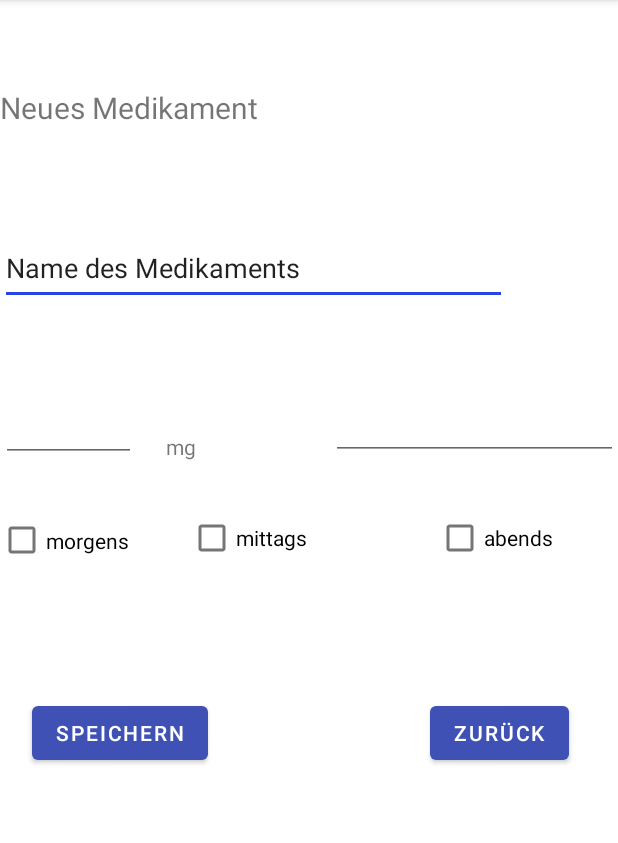
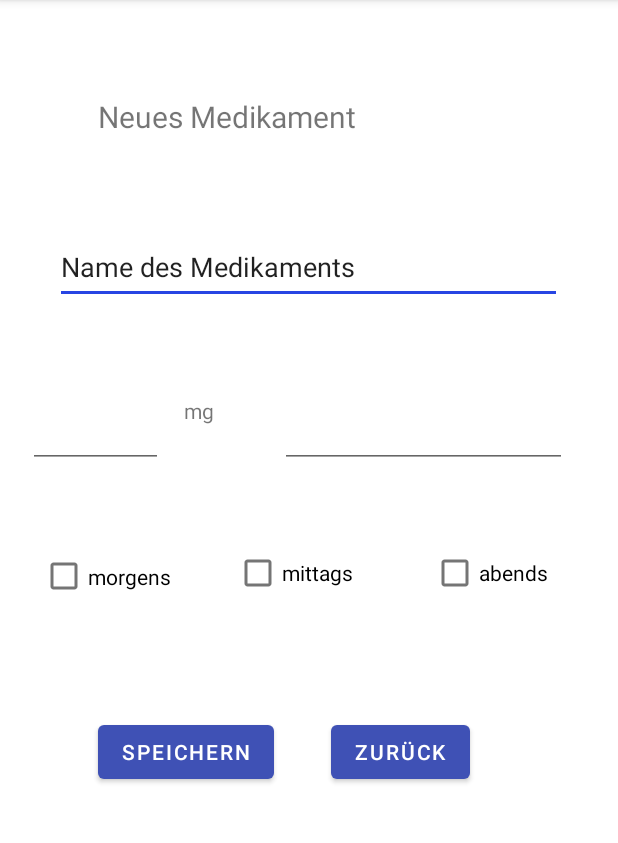
Before and after one commit to janexxlane/pawsitivehealth3005, an Android app: the neuesMedikament screen opened directly, with no data from a screen before it, on a phone screen of 412 x 824 dp, the part 84-927 px from its top. Run offline under Robolectric (Android 15) with nearby library versions, the phone set to English and light mode, and no system bars.

```diff
--- a/app/src/main/AndroidManifest.xml
+++ b/app/src/main/AndroidManifest.xml
@@ -2,8 +2,9 @@
 <manifest xmlns:android="http://schemas.android.com/apk/res/android"
     xmlns:tools="http://schemas.android.com/tools">
 
-    <uses-permission android:name="android.permission.CAMERA"/>
+    <uses-permission android:name="android.permission.CAMERA" />
 
+    <uses-feature android:name="android.hardware.camera" />
     <uses-permission android:name="android.permission.WRITE_EXTERNAL_STORAGE"/>
 
     <application
--- a/app/src/main/java/com/example/pawsitivehealth3005/Database/ArztpraxisDatabase.java
+++ b/app/src/main/java/com/example/pawsitivehealth3005/Database/ArztpraxisDatabase.java
@@ -5,7 +5,7 @@ import androidx.room.Database;
 import androidx.room.Room;
 import androidx.room.RoomDatabase;
 
-@Database(entities ={ArztpraxisEntity.class}, version=1)
+@Database(entities ={ArztpraxisEntity.class}, version=2)
 public abstract class ArztpraxisDatabase extends RoomDatabase {
 
     private static ArztpraxisDatabase arztpraxisDatabase;
--- a/app/src/main/java/com/example/pawsitivehealth3005/Database/MedikamenteDatabase.java
+++ b/app/src/main/java/com/example/pawsitivehealth3005/Database/MedikamenteDatabase.java
@@ -7,7 +7,7 @@ import androidx.room.RoomDatabase;
 
 import com.example.pawsitivehealth3005.Datum_heute;
 
-@Database(entities = {MedikamenteEntity.class},version=1)
+@Database(entities = {MedikamenteEntity.class},version=2)
 public abstract class MedikamenteDatabase extends RoomDatabase{
     private static MedikamenteDatabase medikamenteDatabase;
     public abstract MedikamenteDAO medikamenteDAO();
--- a/app/src/main/java/com/example/pawsitivehealth3005/Database/SpaziergängeDatabase.java
+++ b/app/src/main/java/com/example/pawsitivehealth3005/Database/SpaziergängeDatabase.java
@@ -5,7 +5,7 @@ import androidx.room.Database;
 import androidx.room.Room;
 import androidx.room.RoomDatabase;
 
-@Database(entities={SpaziergängeEntity.class},version=1)
+@Database(entities={SpaziergängeEntity.class},version=2)
 public abstract class SpaziergängeDatabase extends RoomDatabase{
 
     private static SpaziergängeDatabase spaziergängeDatabase;
--- a/app/src/main/java/com/example/pawsitivehealth3005/Database/SpaziergängeEntity.java
+++ b/app/src/main/java/com/example/pawsitivehealth3005/Database/SpaziergängeEntity.java
@@ -8,7 +8,7 @@ public class SpaziergängeEntity {
 
 
 
-    @PrimaryKey
+    @PrimaryKey(autoGenerate = true)
     private int id;
     private String spaziergangName;
     private String stepCount;
--- a/app/src/main/java/com/example/pawsitivehealth3005/Database/StammdatenDatabase.java
+++ b/app/src/main/java/com/example/pawsitivehealth3005/Database/StammdatenDatabase.java
@@ -9,7 +9,7 @@ import androidx.room.RoomDatabase;
 import com.example.pawsitivehealth3005.Datum_heute;
 
 
-@Database(entities = {StammdatenEntity.class}, version = 1)
+@Database(entities = {StammdatenEntity.class}, version = 2)
 public abstract class StammdatenDatabase extends RoomDatabase {
     private static StammdatenDatabase stammdatenDatabase;
 
--- a/app/src/main/java/com/example/pawsitivehealth3005/neuesMedikament.java
+++ b/app/src/main/java/com/example/pawsitivehealth3005/neuesMedikament.java
@@ -15,14 +15,19 @@ public class neuesMedikament extends AppCompatActivity {
         super.onCreate(savedInstanceState);
         setContentView(R.layout.activity_neues_medikament);
 
-        //Speichern von Name
-        EditText medikamentenName= findViewById(R.id.name);
+        // Speichern von Name
+        EditText medikamentenName = findViewById(R.id.name);
         String mediNameString = medikamentenName.getText().toString();
-        //Speichern von mg
+
+        // Speichern von mg
         EditText editTextNumberSigned = findViewById(R.id.editTextNumberSigned);
-        int mgAngabe = Integer.parseInt(editTextNumberSigned.getText().toString());
+        String mgAngabeString = editTextNumberSigned.getText().toString();
+        int mgAngabe = 0;
+        if (!mgAngabeString.isEmpty()) {
+            mgAngabe = Integer.parseInt(mgAngabeString);
+        }
 
-        //Speichern von Häufigkeit
+        // Speichern von Häufigkeit
         CheckBox morgenCheck = findViewById(R.id.morgensCheck);
         boolean isChecked = morgenCheck.isChecked();
         CheckBox mittagCheck = findViewById(R.id.mittagsCheck);
@@ -30,25 +35,23 @@ public class neuesMedikament extends AppCompatActivity {
         CheckBox abendCheck = findViewById(R.id.abendsCheck);
         boolean isChecked3 = abendCheck.isChecked();
 
-
         Button saveBtn = findViewById(R.id.saveButton);
+        int finalMgAngabe = mgAngabe;
         saveBtn.setOnClickListener(view -> {
-            //Schickt in datum_heute
+            // Schickt in datum_heute
             Intent myintent = new Intent(neuesMedikament.this, Datum_heute.class);
             myintent.putExtra("mediNameString", mediNameString);
-            myintent.putExtra("MediDosisInt", mgAngabe);
+            myintent.putExtra("MediDosisInt", finalMgAngabe);
             myintent.putExtra("checkbox_status_morgens", isChecked);
-            myintent.putExtra("checkbox_status_morgens", isChecked2);
-            myintent.putExtra("checkbox_status_morgens", isChecked3);
-             startActivity(myintent);
-
+            myintent.putExtra("checkbox_status_mittags", isChecked2);
+            myintent.putExtra("checkbox_status_abends", isChecked3);
+            startActivity(myintent);
         });
 
         Button backBtn = findViewById(R.id.backButton);
         backBtn.setOnClickListener(view -> {
-
-            Intent myintent = new Intent(this, com.example.pawsitivehealth3005.Datum_heute.class);
+            Intent myintent = new Intent(this, Datum_heute.class);
             startActivity(myintent);
         });
-
-    }}
+    }
+}
--- /dev/null
+++ b/app/src/main/res/drawable/camera.xml
@@ -0,0 +1,6 @@
+<vector android:height="24dp" android:tint="#000000"
+    android:viewportHeight="24" android:viewportWidth="24"
+    android:width="24dp" xmlns:android="http://schemas.android.com/apk/res/android">
+    <path android:fillColor="@android:color/white" android:pathData="M12,12m-3.2,0a3.2,3.2 0,1 1,6.4 0a3.2,3.2 0,1 1,-6.4 0"/>
+    <path android:fillColor="@android:color/white" android:pathData="M9,2L7.17,4L4,4c-1.1,0 -2,0.9 -2,2v12c0,1.1 0.9,2 2,2h16c1.1,0 2,-0.9 2,-2L22,6c0,-1.1 -0.9,-2 -2,-2h-3.17L15,2L9,2zM12,17c-2.76,0 -5,-2.24 -5,-5s2.24,-5 5,-5 5,2.24 5,5 -2.24,5 -5,5z"/>
+</vector>
--- a/app/src/main/res/layout/activity_neues_medikament.xml
+++ b/app/src/main/res/layout/activity_neues_medikament.xml
@@ -10,10 +10,12 @@
         android:id="@+id/überschrift"
         android:layout_width="273dp"
         android:layout_height="50dp"
-        android:layout_marginTop="58dp"
+        android:layout_marginTop="64dp"
         android:elegantTextHeight="true"
         android:text="Neues Medikament "
         android:textSize="20sp"
+        app:layout_constraintEnd_toEndOf="parent"
+        app:layout_constraintHorizontal_bias="0.471"
         app:layout_constraintStart_toStartOf="parent"
         app:layout_constraintTop_toTopOf="parent" />
 
@@ -21,102 +23,112 @@
         android:id="@+id/name"
         android:layout_width="338dp"
         android:layout_height="49dp"
-        android:layout_marginTop="46dp"
         android:ems="10"
         android:inputType="textPersonName"
         android:text="Name des Medikaments"
+        app:layout_constraintBottom_toBottomOf="parent"
+        app:layout_constraintEnd_toEndOf="parent"
+        app:layout_constraintHorizontal_bias="0.493"
         app:layout_constraintStart_toStartOf="parent"
-        app:layout_constraintTop_toBottomOf="@+id/überschrift" />
+        app:layout_constraintTop_toBottomOf="@+id/überschrift"
+        app:layout_constraintVertical_bias="0.065" />
 
     <EditText
         android:id="@+id/editTextNumberSigned"
         android:layout_width="90dp"
         android:layout_height="48dp"
-        android:layout_marginEnd="20dp"
         android:ems="10"
         android:inputType="numberSigned"
         app:layout_constraintBottom_toBottomOf="parent"
-        app:layout_constraintEnd_toStartOf="@+id/anzeigeMg"
+        app:layout_constraintEnd_toEndOf="@+id/editTextDate2"
+        app:layout_constraintHorizontal_bias="0.065"
         app:layout_constraintStart_toStartOf="parent"
         app:layout_constraintTop_toTopOf="parent"
-        app:layout_constraintVertical_bias="0.361" />
+        app:layout_constraintVertical_bias="0.367" />
 
     <TextView
         android:id="@+id/anzeigeMg"
         android:layout_width="42dp"
         android:layout_height="44dp"
-        android:layout_marginEnd="68dp"
-        android:layout_marginBottom="436dp"
         android:text="mg"
         app:layout_constraintBottom_toBottomOf="parent"
-        app:layout_constraintEnd_toStartOf="@+id/editTextDate2" />
+        app:layout_constraintEnd_toEndOf="@+id/editTextDate2"
+        app:layout_constraintHorizontal_bias="0.061"
+        app:layout_constraintStart_toEndOf="@+id/editTextNumberSigned"
+        app:layout_constraintTop_toTopOf="parent"
+        app:layout_constraintVertical_bias="0.365" />
 
     <EditText
         android:id="@+id/editTextDate2"
         android:layout_width="191dp"
         android:layout_height="48dp"
-        android:layout_marginTop="9dp"
-        android:layout_marginBottom="100dp"
         android:ems="10"
         android:inputType="date"
         app:layout_constraintBottom_toBottomOf="parent"
         app:layout_constraintEnd_toEndOf="parent"
-        app:layout_constraintTop_toTopOf="@+id/name"
-        app:layout_constraintVertical_bias="0.209" />
+        app:layout_constraintHorizontal_bias="0.845"
+        app:layout_constraintStart_toStartOf="parent"
+        app:layout_constraintTop_toTopOf="parent"
+        app:layout_constraintVertical_bias="0.367" />
 
     <CheckBox
         android:id="@+id/morgensCheck"
         android:layout_width="95dp"
         android:layout_height="51dp"
         android:text="morgens"
-        app:layout_constraintEnd_toEndOf="@+id/editTextNumberSigned"
-        app:layout_constraintStart_toStartOf="@+id/editTextNumberSigned"
-        app:layout_constraintTop_toTopOf="@+id/mittagsCheck" />
+        app:layout_constraintBottom_toBottomOf="parent"
+        app:layout_constraintEnd_toEndOf="parent"
+        app:layout_constraintHorizontal_bias="0.085"
+        app:layout_constraintStart_toStartOf="parent"
+        app:layout_constraintTop_toTopOf="parent" />
 
     <CheckBox
         android:id="@+id/mittagsCheck"
         android:layout_width="99dp"
         android:layout_height="48dp"
-        android:layout_marginStart="32dp"
+        android:layout_marginStart="24dp"
         android:text="mittags"
+        app:layout_constraintBottom_toBottomOf="parent"
+        app:layout_constraintEnd_toEndOf="parent"
+        app:layout_constraintHorizontal_bias="0.06"
         app:layout_constraintStart_toEndOf="@+id/morgensCheck"
-        app:layout_constraintTop_toTopOf="@+id/abendsCheck" />
+        app:layout_constraintTop_toTopOf="parent"
+        app:layout_constraintVertical_bias="0.497" />
 
     <CheckBox
         android:id="@+id/abendsCheck"
         android:layout_width="87dp"
         android:layout_height="48dp"
-        android:layout_marginStart="32dp"
-        android:layout_marginTop="28dp"
         android:text="abends"
-        app:layout_constraintEnd_toEndOf="@+id/editTextDate2"
-        app:layout_constraintStart_toEndOf="@+id/mittagsCheck"
-        app:layout_constraintTop_toBottomOf="@+id/editTextDate2" />
+        app:layout_constraintBottom_toBottomOf="parent"
+        app:layout_constraintEnd_toEndOf="parent"
+        app:layout_constraintHorizontal_bias="0.885"
+        app:layout_constraintStart_toStartOf="parent"
+        app:layout_constraintTop_toTopOf="parent"
+        app:layout_constraintVertical_bias="0.497" />
 
     <Button
         android:id="@+id/saveButton"
         android:layout_width="wrap_content"
         android:layout_height="wrap_content"
-        android:layout_marginStart="24dp"
-        android:layout_marginTop="74dp"
-        android:layout_marginEnd="138dp"
-        android:layout_marginBottom="251dp"
         android:text="Speichern"
         app:layout_constraintBottom_toBottomOf="parent"
-        app:layout_constraintEnd_toStartOf="@+id/backButton"
+        app:layout_constraintEnd_toEndOf="parent"
+        app:layout_constraintHorizontal_bias="0.221"
         app:layout_constraintStart_toStartOf="parent"
-        app:layout_constraintTop_toBottomOf="@+id/morgensCheck" />
+        app:layout_constraintTop_toTopOf="parent"
+        app:layout_constraintVertical_bias="0.663" />
 
     <Button
         android:id="@+id/backButton"
         android:layout_width="wrap_content"
         android:layout_height="wrap_content"
-        android:layout_marginStart="10dp"
-        android:layout_marginEnd="35dp"
         android:text="Zurück"
-        app:layout_constraintBottom_toBottomOf="@+id/saveButton"
+        app:layout_constraintBottom_toBottomOf="parent"
         app:layout_constraintEnd_toEndOf="parent"
-        app:layout_constraintStart_toEndOf="@+id/saveButton"
-        app:layout_constraintTop_toTopOf="@+id/saveButton" />
+        app:layout_constraintHorizontal_bias="0.691"
+        app:layout_constraintStart_toStartOf="parent"
+        app:layout_constraintTop_toTopOf="parent"
+        app:layout_constraintVertical_bias="0.663" />
 
 </androidx.constraintlayout.widget.ConstraintLayout>
```
Also changed, not shown: app/src/main/java/com/example/pawsitivehealth3005/Datum_heute.java (+24 -24 lines), app/src/main/res/layout/activity_datum_heute.xml (+16 -15 lines).
